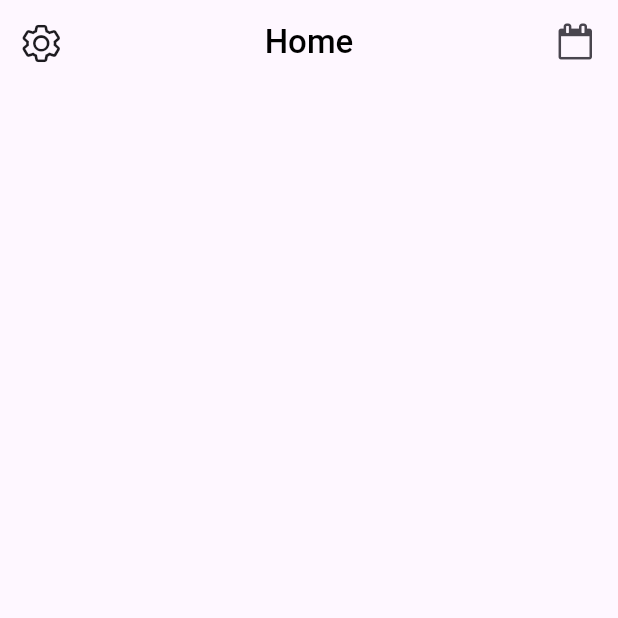
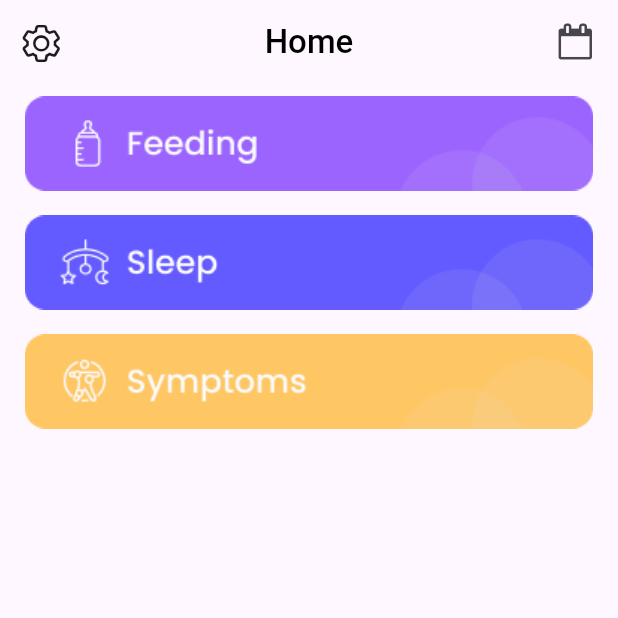
Before and after one commit to andactasdemir24/baby_tracker_app, a Flutter app: the HomePage screen opened directly, on a phone screen of 412 x 824 dp, the top half of it. Run offline on Flutter 3.47's test engine with Material 2 defaults, Android fonts, the phone set to English and light mode, and no system bars; our stand-ins replace flutter_mobx, get_it, mobx, shared_preferences; missing offline and left inert: flutter_inappwebview; accounts and stored records are empty; generated files the repository leaves out were written again.

Commit message:
added hive

```diff
--- a/lib/app/core/constants/images_constants.dart
+++ b/lib/app/core/constants/images_constants.dart
@@ -5,4 +5,9 @@ class ImageConstants {
 
   //InApp
   static const String inApp = 'assets/images/pre1.png';
+
+  //home
+  static const String homeImage1 = 'assets/images/Feeding.png';
+  static const String homeImage2 = 'assets/images/Sleep.png';
+  static const String homeImage3 = 'assets/images/Symptomps.png';
 }
--- a/lib/app/features/screens/home/view/home_page.dart
+++ b/lib/app/features/screens/home/view/home_page.dart
@@ -1,5 +1,8 @@
+import 'package:baby_tracker_app/app/core/constants/images_constants.dart';
 import 'package:baby_tracker_app/app/features/screens/home/widgets/custom_appbar.dart';
 import 'package:flutter/material.dart';
+
+import '../widgets/custom_container.dart';
 
 class HomePage extends StatefulWidget {
   const HomePage({super.key});
@@ -11,6 +14,14 @@ class HomePage extends StatefulWidget {
 class _HomePagetate extends State<HomePage> {
   @override
   Widget build(BuildContext context) {
-    return const Scaffold(appBar: CustomAppbar());
+    return const Scaffold(
+        appBar: CustomAppbar(),
+        body: Column(
+          children: [
+            CustomImageContainer(image: ImageConstants.homeImage1),
+            CustomImageContainer(image: ImageConstants.homeImage2),
+            CustomImageContainer(image: ImageConstants.homeImage3),
+          ],
+        ));
   }
 }
--- /dev/null
+++ b/lib/app/features/screens/home/widgets/custom_container.dart
@@ -0,0 +1,19 @@
+// ignore_for_file: public_member_api_docs, sort_constructors_first
+import 'package:baby_tracker_app/app/core/constants/mediaquery_constants.dart';
+import 'package:flutter/material.dart';
+
+class CustomImageContainer extends StatelessWidget {
+  final String image;
+  const CustomImageContainer({
+    Key? key,
+    required this.image,
+  }) : super(key: key);
+
+  @override
+  Widget build(BuildContext context) {
+    return Padding(
+      padding: EdgeInsets.symmetric(horizontal: displayHeight(context) * 0.02, vertical: displayWidth(context) * 0.02),
+      child: Image.asset(image),
+    );
+  }
+}
--- a/pubspec.yaml
+++ b/pubspec.yaml
@@ -40,6 +40,8 @@ dependencies:
   get_it: ^7.6.4
   shared_preferences: ^2.2.2
   flutter_inappwebview: ^5.8.0
+  hive: ^2.2.3
+  hive_flutter: ^1.1.0
 
 dev_dependencies:
   flutter_test:
@@ -53,6 +55,7 @@ dev_dependencies:
   flutter_lints: ^2.0.0
   build_runner: ^2.4.6
   mobx_codegen: ^2.4.0
+  hive_generator: ^2.0.1
 
 # For information on the generic Dart part of this file, see the
 # following page: https://dart.dev/tools/pub/pubspec
```
Also changed, not shown: pubspec.lock, 1 other file.
